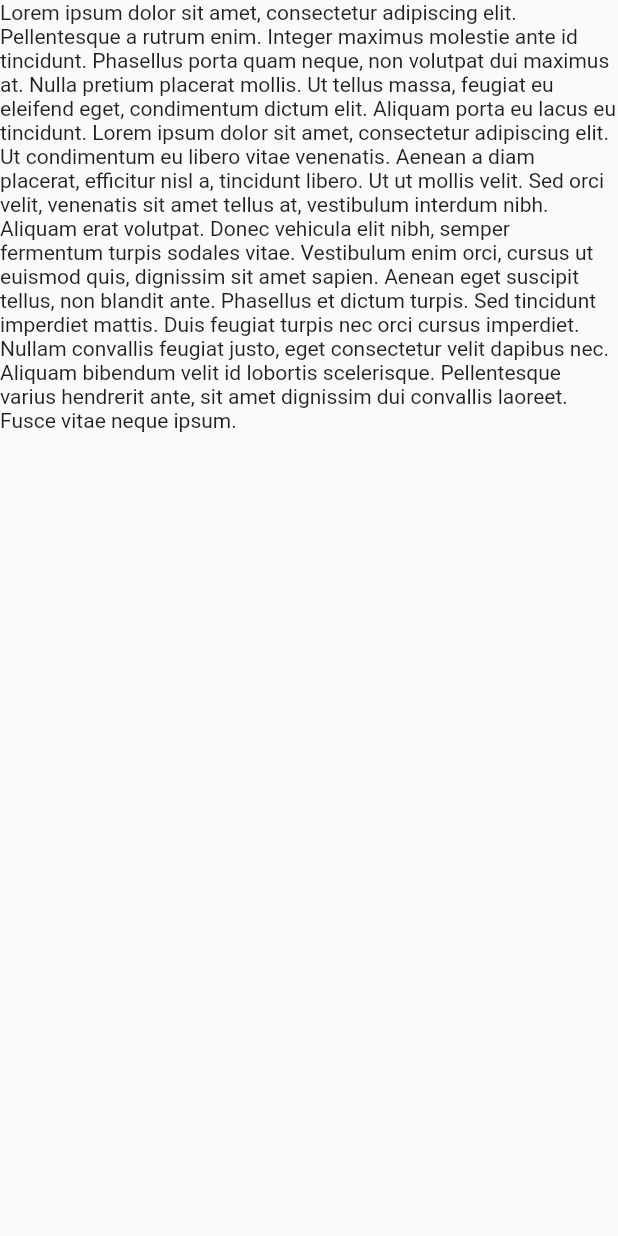
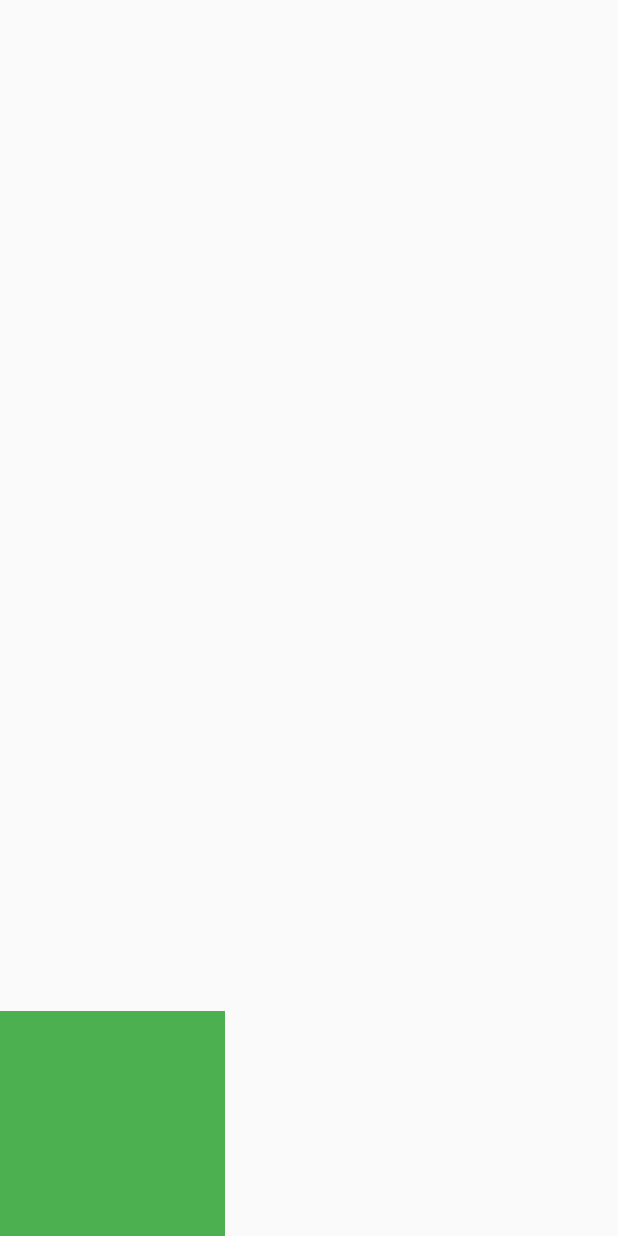
Before and after one commit to NikKalitov/labs_for_students, a Flutter app: the screen it shows after launch, on a phone screen of 412 x 824 dp. Run offline on Flutter 3.47's test engine with Material 2 defaults, Android fonts, the phone set to English and light mode, and no system bars.

Commit message:
Переименовал папки

```diff
--- /dev/null
+++ b/lib/laba_5/laba_5_2/align_example.dart
@@ -0,0 +1,22 @@
+import 'package:flutter/material.dart';
+
+class AlignExample extends StatelessWidget {
+  const AlignExample({super.key});
+
+  @override
+  Widget build(BuildContext context) {
+    return Scaffold(
+      body: SafeArea(
+        // Выравнивает дочерний элемент внутри себя
+        child: Align(
+          alignment: Alignment.bottomLeft,
+          child: Container(
+            height: 150,
+            width: 150,
+            color: Colors.green,
+          ),
+        ),
+      ),
+    );
+  }
+}
--- /dev/null
+++ b/lib/laba_5/main.dart
@@ -0,0 +1,25 @@
+// ignore_for_file: prefer_const_constructors
+
+import 'package:flutter/material.dart';
+import 'laba_5_2/safe_area_example.dart';
+import 'laba_5_2/expanded_example.dart';
+import 'laba_5_2/center_example.dart';
+import 'laba_5_2/align_example.dart';
+
+void main() {
+  runApp(MyApp());
+}
+
+class MyApp extends StatelessWidget {
+  const MyApp({super.key});
+
+  @override
+  Widget build(BuildContext context) {
+    return MaterialApp(
+      // home: SafeAreaExample(),
+      // home: ExpandedExample(),
+      // home: CenterExample(),
+      home: AlignExample(),
+    );
+  }
+}
--- a/lib/main.dart
+++ b/lib/main.dart
@@ -1,6 +1,6 @@
-import 'skillbox_3_2/main.dart' as skillbox_3_2;
-import 'skillbox_4/main.dart' as skillbox_4;
-import 'skillbox_5/main.dart' as skillbox_5;
+import 'laba_3_2/main.dart' as skillbox_3_2;
+import 'laba_4/main.dart' as skillbox_4;
+import 'laba_5/main.dart' as skillbox_5;
 
 void main() {
   skillbox_5.main();
--- a/lib/skillbox_5/main.dart
+++ /dev/null
@@ -1,19 +0,0 @@
-// ignore_for_file: prefer_const_constructors
-
-import 'package:flutter/material.dart';
-import 'skillbox_5_2/safe_area_example.dart';
-
-void main() {
-  runApp(MyApp());
-}
-
-class MyApp extends StatelessWidget {
-  const MyApp({super.key});
-
-  @override
-  Widget build(BuildContext context) {
-    return MaterialApp(
-      home: SafeAreaExample(),
-    );
-  }
-}
--- a/lib/skillbox_5/skillbox_5_2/safe_area_example.dart
+++ /dev/null
@@ -1,25 +0,0 @@
-// ignore_for_file: prefer_const_constructors
-
-import 'package:flutter/material.dart';
-
-class SafeAreaExample extends StatelessWidget {
-  const SafeAreaExample({super.key});
-
-  @override
-  Widget build(BuildContext context) {
-    // C SafeArea
-    // return Scaffold(
-    //   body: SafeArea(
-    //     child: Text(
-    //         '''Lorem ipsum dolor sit amet, consectetur adipiscing elit. Pellentesque a rutrum enim. Integer maximus molestie ante id tincidunt. Phasellus porta quam neque, non volutpat dui maximus at. Nulla pretium placerat mollis. Ut tellus massa, feugiat eu eleifend eget, condimentum dictum elit. Aliquam porta eu lacus eu tincidunt. Lorem ipsum dolor sit amet, consectetur adipiscing elit. Ut condimentum eu libero vitae venenatis. Aenean a diam placerat, efficitur nisl a, tincidunt libero. Ut ut mollis velit. Sed orci velit, venenatis sit amet tellus at, vestibulum interdum nibh. Aliquam erat volutpat. Donec vehicula elit nibh, semper fermentum turpis sodales vitae. Vestibulum enim orci, cursus ut euismod quis, dignissim sit amet sapien. Aenean eget suscipit tellus, non blandit ante. Phasellus et dictum turpis. Sed tincidunt imperdiet mattis. Duis feugiat turpis nec orci cursus imperdiet. Nullam convallis feugiat justo, eget consectetur velit dapibus nec. Aliquam bibendum velit id lobortis scelerisque. Pellentesque varius hendrerit ante, sit amet dignissim dui convallis laoreet. Fusce vitae neque ipsum.''',),
-    //   ),
-    // );
-
-    // Без SafeArea
-    return Scaffold(
-      body: Text(
-        '''Lorem ipsum dolor sit amet, consectetur adipiscing elit. Pellentesque a rutrum enim. Integer maximus molestie ante id tincidunt. Phasellus porta quam neque, non volutpat dui maximus at. Nulla pretium placerat mollis. Ut tellus massa, feugiat eu eleifend eget, condimentum dictum elit. Aliquam porta eu lacus eu tincidunt. Lorem ipsum dolor sit amet, consectetur adipiscing elit. Ut condimentum eu libero vitae venenatis. Aenean a diam placerat, efficitur nisl a, tincidunt libero. Ut ut mollis velit. Sed orci velit, venenatis sit amet tellus at, vestibulum interdum nibh. Aliquam erat volutpat. Donec vehicula elit nibh, semper fermentum turpis sodales vitae. Vestibulum enim orci, cursus ut euismod quis, dignissim sit amet sapien. Aenean eget suscipit tellus, non blandit ante. Phasellus et dictum turpis. Sed tincidunt imperdiet mattis. Duis feugiat turpis nec orci cursus imperdiet. Nullam convallis feugiat justo, eget consectetur velit dapibus nec. Aliquam bibendum velit id lobortis scelerisque. Pellentesque varius hendrerit ante, sit amet dignissim dui convallis laoreet. Fusce vitae neque ipsum.''',
-      ),
-    );
-  }
-}
```
Also changed, not shown: lib/laba_4/main.dart (renamed from lib/skillbox_4/main.dart, +4 -4 lines), lib/laba_5/laba_5_2/center_example.dart (added, +17 -0 lines), lib/laba_5/laba_5_2/expanded_example.dart (added, +32 -0 lines), lib/laba_5/laba_5_2/safe_area_example.dart (added, +26 -0 lines), lib/laba_3_2/info.txt (renamed from lib/skillbox_3_2/info.txt), lib/laba_3_2/main.dart (renamed from lib/skillbox_3_2/main.dart), lib/laba_4/info.txt (renamed from lib/skillbox_4/info.txt), lib/laba_4/laba_4_2/home_page.dart (renamed from lib/skillbox_4/skillbox_4_2/home_page.dart), lib/laba_4/laba_4_3/home_page.dart (renamed from lib/skillbox_4/skillbox_4_3/home_page.dart), lib/laba_4/laba_4_4/home_page.dart (renamed from lib/skillbox_4/skillbox_4_4/home_page.dart), lib/laba_4/laba_4_4/info.txt (renamed from lib/skillbox_4/skillbox_4_4/info.txt), lib/laba_4/laba_4_5/home_page.dart (renamed from lib/skillbox_4/skillbox_4_5/home_page.dart), lib/laba_4/laba_4_5/info.txt (renamed from lib/skillbox_4/skillbox_4_5/info.txt).
